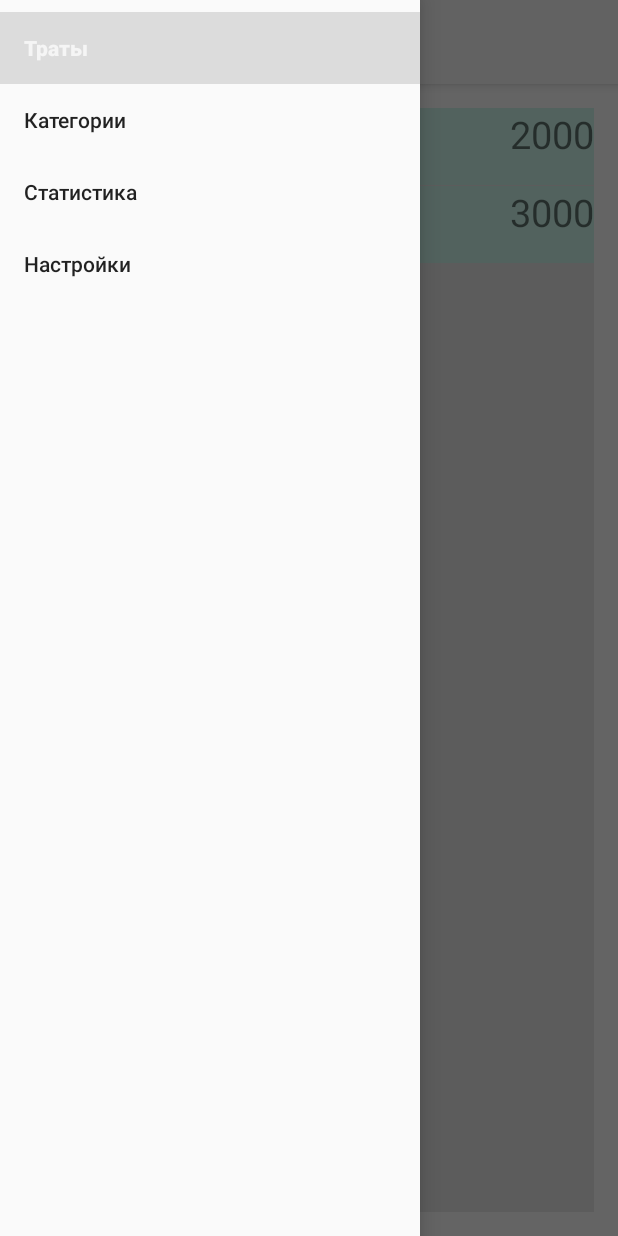
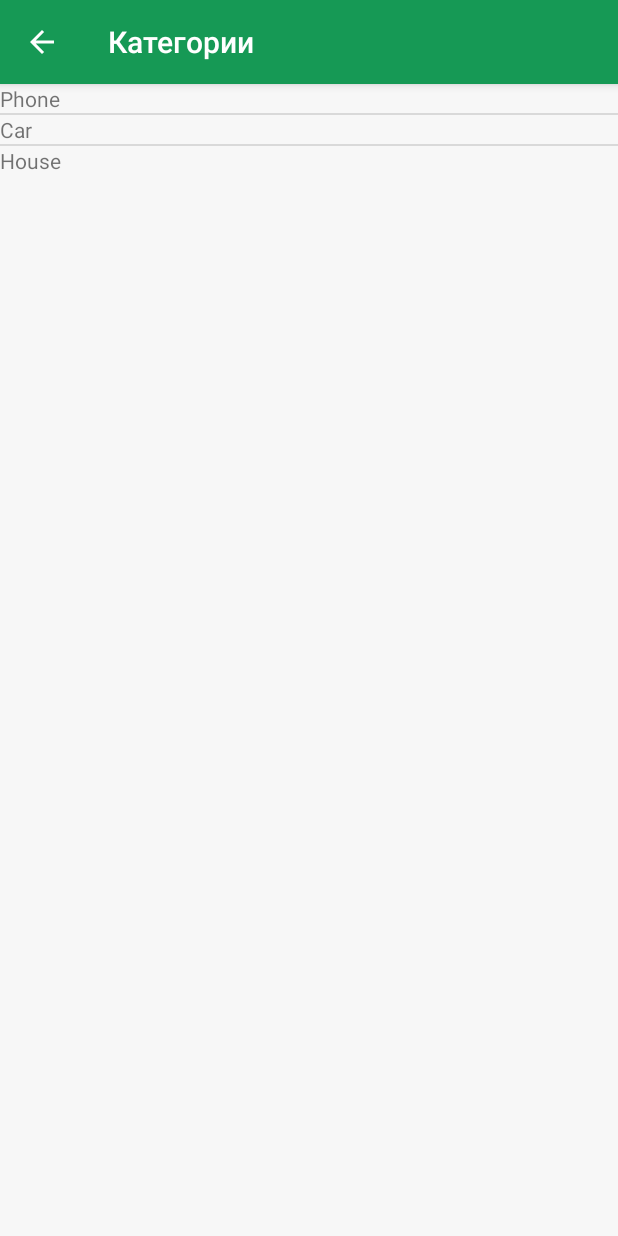
Before and after one commit to ftipip/MoneyTrackerV, an Android app: the screen it shows after launch (MainActivity), in the side drawer, after a tap on "Категории", on a phone screen of 412 x 824 dp. Run offline under Robolectric (Android 15) with nearby library versions, the phone set to English and light mode, and no system bars.

Commit message:
Lesson#3 drawer

```diff
--- /dev/null
+++ b/app/src/main/java/com/example/ftipip/moneytrackerv/CategoriesFragment.java
@@ -0,0 +1,40 @@
+package com.example.ftipip.moneytrackerv;
+
+import android.support.v4.app.Fragment;
+import android.os.Bundle;
+import android.support.annotation.Nullable;
+import android.view.LayoutInflater;
+import android.view.View;
+import android.view.ViewGroup;
+import android.widget.ArrayAdapter;
+import android.widget.ListView;
+
+import java.util.ArrayList;
+
+/**
+ * Created by ftipip on 04.09.2015.
+ */
+public class CategoriesFragment extends Fragment {
+
+    private ListView listView;
+    private ArrayAdapter<String> adapter;
+
+    @Override
+    public View onCreateView(LayoutInflater inflater, ViewGroup container, Bundle savedInstanceState) {
+        View view = inflater.inflate(R.layout.categories_fragment, container, false);
+        listView = (ListView) view.findViewById(R.id.categories_listview);
+        ArrayList<String> adapterData = getDataList();
+        getActivity().setTitle(R.string.nav_drawer_categories);
+        adapter = new ArrayAdapter<>(getActivity(), R.layout.categories_item, adapterData);
+        listView.setAdapter(adapter);
+        return view;
+    }
+
+    private ArrayList<String> getDataList(){
+        ArrayList<String> data = new ArrayList<>();
+        data.add("Phone");
+        data.add("Car");
+        data.add("House");
+        return data;
+    }
+}
--- a/app/src/main/java/com/example/ftipip/moneytrackerv/ExpensesFragment.java
+++ b/app/src/main/java/com/example/ftipip/moneytrackerv/ExpensesFragment.java
@@ -32,14 +32,14 @@ public class ExpensesFragment extends Fragment {
         List<Transaction> adapterData = getDataList();
         transactionAdapter = new TransactionAdapter(getActivity(), adapterData);
         listView.setAdapter(transactionAdapter);
-        getActivity().setTitle("Phone List Fragment");
-
+        getActivity().setTitle(R.string.nav_drawer_expenses);
         return view;
     }
 
-    private  List<Transaction> getDataList() {
+    private List<Transaction> getDataList() {
         data.add(new Transaction("Phone", 2000, String.valueOf(new Date())));
-        data.add(new Transaction("Phone", 3000, String.valueOf(new Date())));
+        data.add(new Transaction("Car", 3000, String.valueOf(new Date())));
+        data.add(new Transaction("House", 4000, String.valueOf(new Date())));
 
         return data;
     }
--- a/app/src/main/java/com/example/ftipip/moneytrackerv/MainActivity.java
+++ b/app/src/main/java/com/example/ftipip/moneytrackerv/MainActivity.java
@@ -1,7 +1,10 @@
 package com.example.ftipip.moneytrackerv;
 
+
 import android.support.design.widget.NavigationView;
+import android.support.design.widget.Snackbar;
 import android.support.v4.widget.DrawerLayout;
+import android.support.v4.app.Fragment;
 import android.support.v7.app.AppCompatActivity;
 import android.os.Bundle;
 import android.support.v7.app.ActionBar;
@@ -13,7 +16,7 @@ import android.view.View;
 
 public class MainActivity extends AppCompatActivity {
 
-    private static final String LOG_TAG = MainActivity.class.getSimpleName();
+    private static final String LOG_TAG = "MMainActivity";
     private View container;
     private DrawerLayout drawerLayout;
 
@@ -22,10 +25,15 @@ public class MainActivity extends AppCompatActivity {
         super.onCreate(savedInstanceState);
         setContentView(R.layout.activity_main);
 
-        if (savedInstanceState == null) {
-            getSupportFragmentManager().beginTransaction().replace(R.id.frame_container, new ExpensesFragment()).commit();}
+        container = (View) findViewById(R.id.frame_container);
+
+        /*if (savedInstanceState == null) {
+            getSupportFragmentManager().beginTransaction().replace(R.id.frame_container, new ExpensesFragment()).commit();}*/
 
         Log.d(LOG_TAG, "onCreate");
+
+        initToolbar();
+        setNavigationDrawer();
     }
 
     private void initToolbar() {
@@ -45,9 +53,36 @@ public class MainActivity extends AppCompatActivity {
         navigationView.setNavigationItemSelectedListener((new NavigationView.OnNavigationItemSelectedListener() {
             @Override
             public boolean onNavigationItemSelected(MenuItem menuItem) {
+                getFragment(menuItem);
+                //Snackbar.make(container, menuItem.getTitle() + " pressed", Snackbar.LENGTH_SHORT).show();
                 return false;
             }
         }));
+    }
+
+    private void getFragment(MenuItem menuItem) {
+        Fragment fragment;
+
+        switch (menuItem.getItemId()) {
+            case R.id.drawer_expenses:
+                fragment = new ExpensesFragment();
+                break;
+            case R.id.drawer_categories:
+                fragment = new CategoriesFragment();
+                break;
+            case R.id.drawer_statistics:
+                fragment = new StatisticsFragment();
+                break;
+            case R.id.drawer_settings:
+                fragment = new SettingsFragment();
+                break;
+            default:
+                fragment = new ExpensesFragment();
+        }
+
+        getSupportFragmentManager().beginTransaction().replace(R.id.frame_container, fragment).addToBackStack(null).commit();
+        menuItem.setChecked(true);
+        drawerLayout.closeDrawers();
     }
 
 
--- a/app/src/main/res/layout/activity_main.xml
+++ b/app/src/main/res/layout/activity_main.xml
@@ -5,20 +5,22 @@
     android:layout_width="match_parent"
     android:layout_height="match_parent"
     android:fitsSystemWindows="true"
-    android:id="@+id/drawer_layout">
+    android:id="@+id/drawer_layout"
+    tools:context=".MainActivity">
 
     <RelativeLayout xmlns:android="http://schemas.android.com/apk/res/android"
         android:layout_width="match_parent"
-        android:layout_height="match_parent">
+        android:layout_height="match_parent"
+        style="@style/Container.Background">
 
-        <include layout="@layout/toolbar"/>
+        <include layout="@layout/toolbar"
+            android:id="@+id/toolbar"/>
 
         <FrameLayout
             android:layout_width="match_parent"
             android:layout_height="match_parent"
             android:id="@+id/frame_container"
             android:layout_below="@+id/toolbar">
-
         </FrameLayout>
 
     </RelativeLayout>
@@ -27,6 +29,7 @@
         android:layout_height="match_parent"
         android:layout_gravity="start"
         android:id="@+id/navigation_view"
+        app:headerLayout="@layout/drawer_header"
         app:menu="@menu/drawer_menu"/>
 
 </android.support.v4.widget.DrawerLayout>
--- /dev/null
+++ b/app/src/main/res/layout/categories_fragment.xml
@@ -0,0 +1,13 @@
+<?xml version="1.0" encoding="utf-8"?>
+<LinearLayout xmlns:android="http://schemas.android.com/apk/res/android"
+    android:orientation="vertical" android:layout_width="match_parent"
+    android:layout_height="match_parent">
+
+    <ListView
+        android:layout_width="match_parent"
+        android:layout_height="wrap_content"
+        android:id="@+id/categories_listview">
+
+    </ListView>
+
+</LinearLayout>
--- /dev/null
+++ b/app/src/main/res/layout/categories_item.xml
@@ -0,0 +1,5 @@
+<?xml version="1.0" encoding="utf-8"?>
+<TextView
+    xmlns:android="http://schemas.android.com/apk/res/android"
+    android:layout_width="match_parent"
+    android:layout_height="wrap_content" />
--- a/app/src/main/res/layout/toolbar.xml
+++ b/app/src/main/res/layout/toolbar.xml
@@ -3,10 +3,10 @@
     xmlns:android="http://schemas.android.com/apk/res/android"
     xmlns:app="http://schemas.android.com/apk/res-auto"
     android:id="@+id/toolbar"
+    android:layout_height="wrap_content"
     android:layout_width="match_parent"
-    android:layout_height="wrap_content"
     android:background="?attr/colorPrimary"
+    android:elevation="@dimen/toolbar_elevation"
     android:fitsSystemWindows="true"
-    android:elevation="@dimen/toolbar_elevation"
     app:theme="@style/ThemeOverlay.AppCompat.Dark.ActionBar"
     app:popupTheme="@style/ThemeOverlay.AppCompat.Light"/>
--- /dev/null
+++ b/app/src/main/res/values/colors.xml
@@ -0,0 +1,6 @@
+<?xml version="1.0" encoding="utf-8"?>
+<resources>
+    <color name="primary">#169955</color>
+    <color name="bgmain">#F7F7F7</color>
+    <color name="text_drawer">#F7F7F7</color>
+</resources>
--- a/app/src/main/res/values/dimens.xml
+++ b/app/src/main/res/values/dimens.xml
@@ -5,4 +5,7 @@
     <dimen name="dividerHeight">0.4dp</dimen>
     <dimen name="toolbar_elevation">4dp</dimen>
 
+    <dimen name="drawer_header_height">172dp</dimen>
+    <dimen name="drawer_padding_top">25dp</dimen>
+
 </resources>
--- a/app/src/main/res/values/styles.xml
+++ b/app/src/main/res/values/styles.xml
@@ -1,8 +1,9 @@
-<resources>
+<resources xmlns:tools="http://schemas.android.com/tools">
 
     <!-- Base application theme. -->
     <style name="AppTheme" parent="Theme.AppCompat.Light.NoActionBar">
         <!-- Customize your theme here. -->
+        <item name="colorPrimary">@color/primary</item>
     </style>
 
     <style name="Container">
@@ -12,4 +13,14 @@
         <item name="android:orientation">vertical</item>
     </style>
 
+    <style name="Container.Background">
+        <item name="android:background">@color/bgmain</item>
+    </style>
+
+    <style name="DrawerText">
+        <item name="android:fontFamily" tools:targetApi="jelly_bean">Roboto Medium</item>
+        <item name="android:textSize">14sp</item>
+        <item name="android:textColor">@color/text_drawer</item>
+    </style>
+
 </resources>
```
Also changed, not shown: app/build.gradle (+6 -4 lines), app/src/main/java/com/example/ftipip/moneytrackerv/SettingsFragment.java (added, +21 -0 lines), app/src/main/java/com/example/ftipip/moneytrackerv/StatisticsFragment.java (added, +21 -0 lines), app/src/main/res/layout/drawer_header.xml (added, +40 -0 lines), app/src/main/res/layout/settings_fragment.xml (added, +14 -0 lines), app/src/main/res/layout/statistics_fragment.xml (added, +14 -0 lines), 1 other file.
